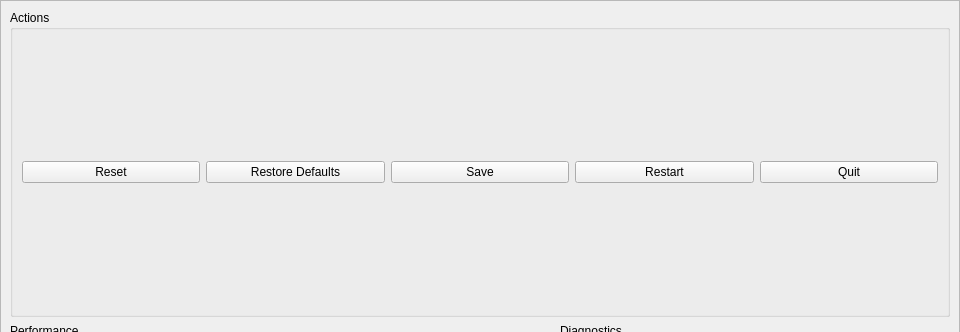
Qt form ui/settings/System.ui (OpenFairWind/FairWindSK) before a commit; both pictures show x 0 to 960 and y 0 to 332 of the 960 by 640 pixel window.
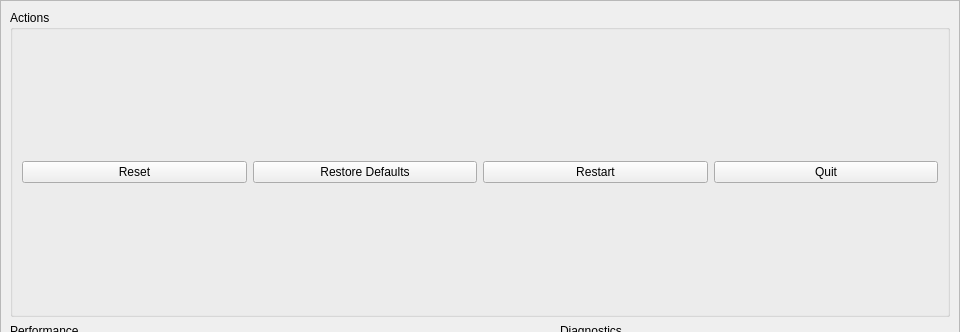
The same form after that commit.

The edit to the form file:
```diff
--- a/ui/settings/System.ui
+++ b/ui/settings/System.ui
@@ -61,13 +61,6 @@
             </property>
            </widget>
           </item>
-          <item>
-           <widget class="QPushButton" name="pushButton_Save">
-            <property name="text">
-             <string>Save</string>
-            </property>
-           </widget>
-          </item>
           <item>
            <widget class="QPushButton" name="pushButton_Restart">
             <property name="text">
```
